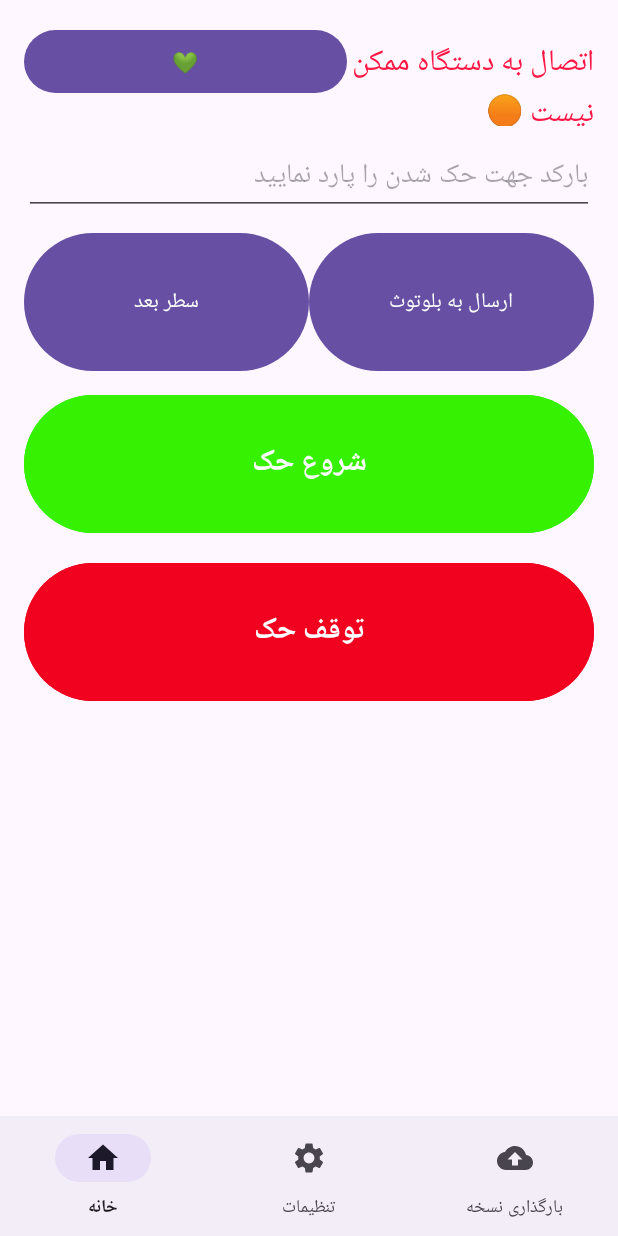
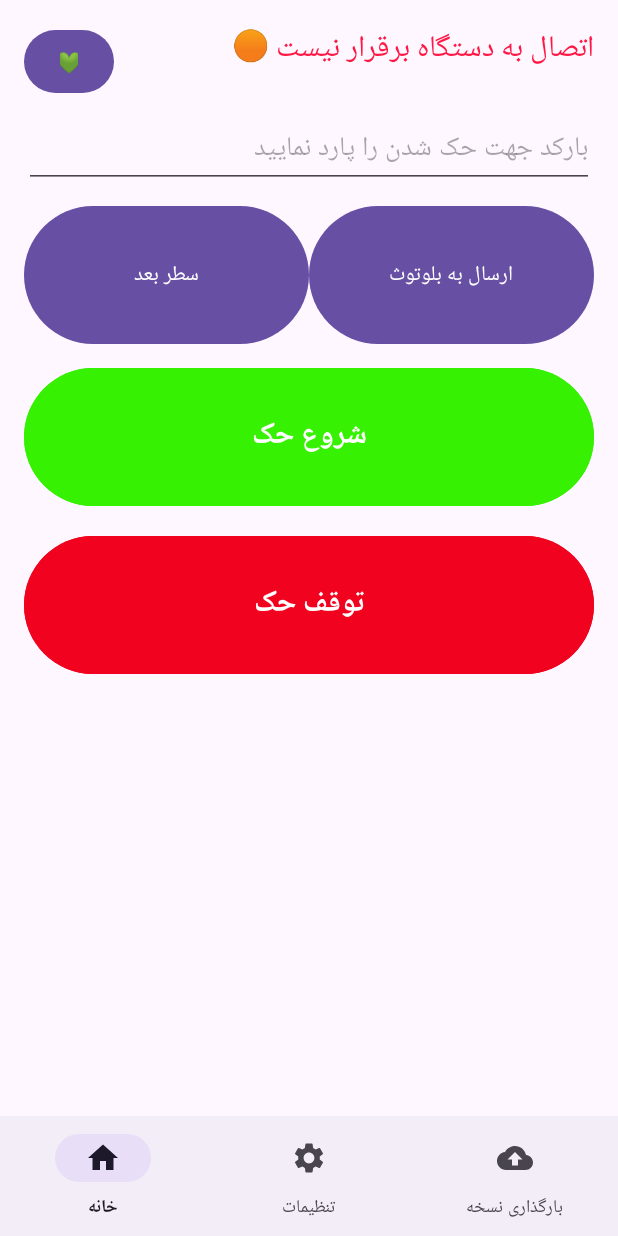
Before and after one commit to begiagin/app, an Android app: the screen it shows after launch (MainActivity), on a phone screen of 412 x 824 dp. Run offline under Robolectric (Android 15) with nearby library versions, the phone set to English and light mode, and no system bars.

```diff
--- a/app/src/main/java/com/halata/blueapp/SplashActivity.java
+++ b/app/src/main/java/com/halata/blueapp/SplashActivity.java
@@ -22,7 +22,8 @@ public class SplashActivity extends AppCompatActivity {
         DisplayMetrics displayMetrics = new DisplayMetrics();
         getWindowManager().getDefaultDisplay().getMetrics(displayMetrics);
 
-        int width  = displayMetrics.widthPixels;
+        int width  =
+                displayMetrics.widthPixels;
         int height = displayMetrics.heightPixels;
 
         //svMain = findViewById(R.id.scView);
--- a/app/src/main/java/com/halata/blueapp/fragments/HomeFragment.java
+++ b/app/src/main/java/com/halata/blueapp/fragments/HomeFragment.java
@@ -23,6 +23,7 @@ public class HomeFragment extends Fragment {
     private Button btnSendToBluetooth;
     private TextView tvAlert;
     private View rootView;
+    private Button btnCheckBluetoothConnectivity;
     public HomeFragment(){
         super(R.layout.home_fragment);
 
@@ -36,6 +37,7 @@ public class HomeFragment extends Fragment {
     public void onViewCreated(View view, Bundle savedInstanceState) {
         logvm = new ViewModelProvider(requireActivity()).get(LogViewModel.class);
         tvAlert = (TextView)view.findViewById(R.id.tvAlert);
+        btnCheckBluetoothConnectivity = (Button)view.findViewById(R.id.btnCheckBluetooth);
         logvm.connectToBluetoothDevice(view.getContext());
         btnSendToBluetooth = (Button) view.findViewById(R.id.btnSendToBluetooth);
         if(Boolean.TRUE.equals(logvm.getConnectedStatus().getValue())) {
@@ -43,6 +45,8 @@ public class HomeFragment extends Fragment {
 
             tvAlert.setTextColor(Color.parseColor("#4CAF50"));
             tvAlert.setText("اتصال برقرار است \uD83D\uDC9A");
+            btnCheckBluetoothConnectivity.setText("\uD83D\uDFE0");
+
             btnSendToBluetooth.setOnClickListener(event -> {
                 Restore halataConfig = new Restore(view.getContext());
                 halataConfig.setOutputStream(logvm.getOutputStream());
@@ -50,7 +54,28 @@ public class HomeFragment extends Fragment {
             });
         }else {
             tvAlert.setTextColor(Color.parseColor("#FF1744"));
-            tvAlert.setText("اتصال به دستگاه ممکن نیست \uD83D\uDFE0");
+            btnCheckBluetoothConnectivity.setText("\uD83D\uDC9A");
+            tvAlert.setText("اتصال به دستگاه برقرار نیست \uD83D\uDFE0");
         }
+
+        btnCheckBluetoothConnectivity.setOnClickListener(event -> {
+
+            if(logvm.refreshBluetoothConnectivity(view.getContext())){
+
+            }
+
+            if(logvm.getConnectedStatus().getValue()){
+                logvm.refreshBluetoothConnectivity(view.getContext());
+                tvAlert.setTextColor(Color.parseColor("#FF1744"));
+                btnCheckBluetoothConnectivity.setText("\uD83D\uDC9A");
+                tvAlert.setText("اتصال به دستگاه برقرار نیست \uD83D\uDFE0");
+            }else {
+                logvm.refreshBluetoothConnectivity(view.getContext());
+                tvAlert.setTextColor(Color.parseColor("#4CAF50"));
+                tvAlert.setText("اتصال برقرار است \uD83D\uDC9A");
+                btnCheckBluetoothConnectivity.setText("\uD83D\uDFE0");
+                logvm.startReadThread();
+            }
+        });
     }
 }
--- a/app/src/main/res/layout/activity_splash.xml
+++ b/app/src/main/res/layout/activity_splash.xml
@@ -3,7 +3,8 @@
 <RelativeLayout xmlns:android="http://schemas.android.com/apk/res/android"
     android:layout_width="match_parent"
     xmlns:app="http://schemas.android.com/apk/res-auto"
-    android:layout_height="match_parent">
+    android:layout_height="match_parent"
+    android:background="#FFFFFF">
 
 <!--    <ScrollView-->
 <!--        android:id="@+id/scView"-->
--- a/app/src/main/res/layout/home_fragment.xml
+++ b/app/src/main/res/layout/home_fragment.xml
@@ -8,6 +8,7 @@
         android:layout_width="match_parent"
         android:layout_height="wrap_content"
         android:layoutDirection="rtl"
+
         android:orientation="vertical"
         android:padding="16dp">
 
@@ -23,23 +24,18 @@
                 android:layout_height="wrap_content"
                 android:layout_weight="1"
                 android:backgroundTint="#A01D5A01"
-                app:layout_constraintStart_toStartOf="parent"
-                app:layout_constraintTop_toTopOf="parent"
-                app:layout_constraintBottom_toBottomOf="parent"
                 android:text="تمامی هشدارها در حالت نرمال هستند"
-                android:textSize="20dp" />
+                android:textSize="20sp" />
 
             <Button
                 android:id="@+id/btnCheckBluetooth"
-                android:layout_width="50dp"
+                android:layout_width="60dp"
                 android:layout_height="50dp"
-                android:layout_weight="1"
+
                 android:text="💚"
-                app:layout_constraintEnd_toEndOf="parent"
-                app:layout_constraintTop_toTopOf="parent"
-                app:layout_constraintBottom_toBottomOf="parent"/>
+                android:layout_gravity="center_vertical"/>
+        </LinearLayout>
 
-        </LinearLayout>
 
         <LinearLayout
             android:layout_width="match_parent"
```
Also changed, not shown: app/src/main/java/com/halata/blueapp/viewmodels/LogViewModel.java (+53 -5 lines).
